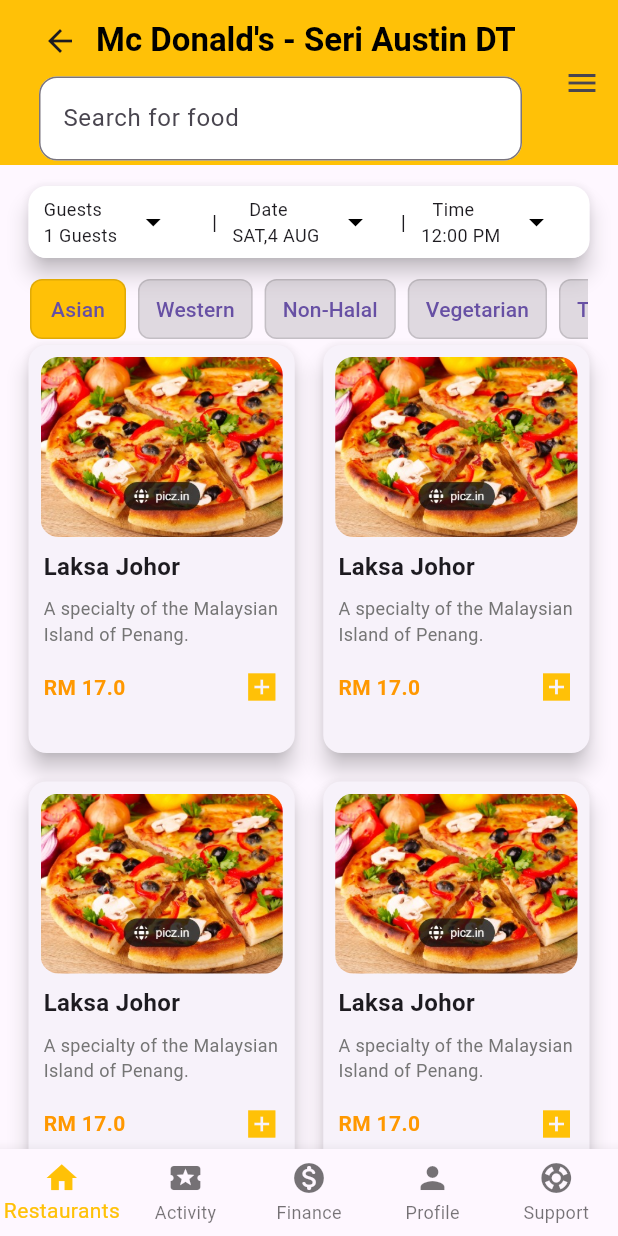
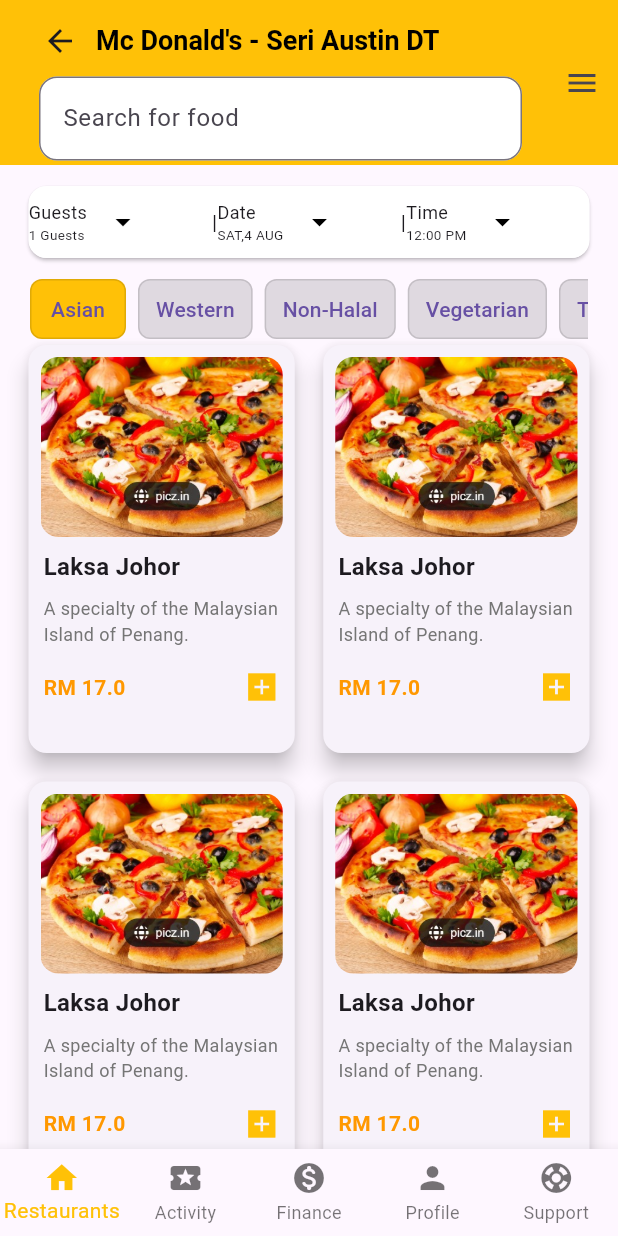
Before and after one commit to safwan119/Resto-app-for-practise, a Flutter app: the MenuScreen screen opened directly, on a phone screen of 412 x 824 dp. Run offline on Flutter 3.47's test engine with Material 3 defaults, Android fonts, the phone set to English and light mode, and no system bars; our stand-ins replace firebase_auth, firebase_core, firebase_database, flutter_dotenv, flutter_rating, fluttertoast and 2 more; accounts and stored records are empty.

Commit message:
Responsiveness this file

```diff
--- a/lib/asian_food_menu/asian_menu.dart
+++ b/lib/asian_food_menu/asian_menu.dart
@@ -90,7 +90,6 @@ class _MenuScreenState extends State<MenuScreen> {
       ).toList();
     });
   }
-
   Widget build(BuildContext context) {
     return Scaffold(
       appBar: AppBar(
@@ -105,10 +104,12 @@ class _MenuScreenState extends State<MenuScreen> {
                 IconButton(onPressed: (){
                   Navigator.pop(context);
                 }, icon: Icon(Icons.arrow_back_outlined)),
-                Text("Mc Donald's - Seri Austin DT", style: TextStyle(
-                    color: Colors.black,
-                    fontWeight: FontWeight.bold,
-                    fontSize: 22),overflow: TextOverflow.ellipsis,
+                Expanded(
+                  child: Text("Mc Donald's - Seri Austin DT", style: TextStyle(
+                      color: Colors.black,
+                      fontWeight: FontWeight.bold,
+                      fontSize: 18),overflow: TextOverflow.ellipsis,
+                  ),
                 ),
               ],
             ),
--- a/lib/deletAcc.dart
+++ b/lib/deletAcc.dart
@@ -78,7 +78,7 @@ class _DeleteAccountState extends State<DeleteAccount> {
               ),
             ),
             Container(
-              width: 150,
+              width: 170,
               height: 25,
               decoration: BoxDecoration(
                 color: Colors.black,
@@ -121,7 +121,7 @@ class _DeleteAccountState extends State<DeleteAccount> {
             Padding(
               padding: const EdgeInsets.symmetric(horizontal: 20),
               child: Align(alignment: Alignment.centerLeft,
-                  child: Text("Enter your password",style: TextStyle(color: Colors.black,fontSize: 39,fontWeight: FontWeight.bold),)),
+                  child: Text("Enter your password",style: TextStyle(color: Colors.black,fontSize: 30,fontWeight: FontWeight.bold),)),
             ),
             SizedBox(height: 30,),
             Padding(
--- a/lib/main.dart
+++ b/lib/main.dart
@@ -46,7 +46,7 @@ class MyApp extends StatelessWidget {
       title: "Flutter application",
       debugShowCheckedModeBanner: false,
       theme: ThemeData(primarySwatch: Colors.amber),
-      home: SearchPicture(),
+      home: SplashScreen(),
     );
   }
 }
@@ -116,7 +116,7 @@ class _RestoAppState extends State<RestoApp> {
                 ),
                 Container(height: 0),
                 Container(
-                  width: 150,
+                  width: 170,
                   height: 30,
                   decoration: BoxDecoration(
                     color: Colors.black,
--- a/lib/review.dart
+++ b/lib/review.dart
@@ -35,7 +35,7 @@ class _ReviewProductsState extends State<ReviewProducts> {
               ),
             ),
             Container(
-              width: 150,
+              width: 170,
               height: 25,
               decoration: BoxDecoration(
                 color: Colors.black,
--- a/lib/signUp1.dart
+++ b/lib/signUp1.dart
@@ -79,7 +79,7 @@ class _SignUpState extends State<SignUp> {
               ),
             ),
             Container(
-              width: 150,
+              width: 170,
               height: 25,
               // color: Colors.black,
               decoration: BoxDecoration(
--- a/lib/time_date_card/time_date_card.dart
+++ b/lib/time_date_card/time_date_card.dart
@@ -6,7 +6,6 @@ class TimeDateCard extends StatefulWidget {
   @override
   State<TimeDateCard> createState() => _TimeDateCardState();
 }
-
 class _TimeDateCardState extends State<TimeDateCard> {
   String guestcount1 = "1";
   var guestno1 = TextEditingController();
@@ -15,7 +14,6 @@ class _TimeDateCardState extends State<TimeDateCard> {
   @override
   Widget build(BuildContext context) {
     return  Card(
-      elevation: 6,
       child: Container(
         width: double.infinity,
         decoration: BoxDecoration(
@@ -23,23 +21,26 @@ class _TimeDateCardState extends State<TimeDateCard> {
           borderRadius: BorderRadius.circular(12),
         ),
         child: Row(
+          mainAxisAlignment: MainAxisAlignment.spaceAround,
           children: [
-            Expanded(
+            Flexible(
+              flex: 1,
               child: Container(
                 child: Row(
                   children: [
+
                     Column(
+                      crossAxisAlignment: CrossAxisAlignment.start,
                       children: [
                         Text(
                           "Guests",
                           style: TextStyle(fontSize: 12),
                         ),
-                        Padding(
-                          padding: const EdgeInsets.only(left: 10),
-                          child: Text(
-                            "$guestcount1 Guests",
-                            style: TextStyle(fontSize: 12),
-                          ),
+                        Text(
+                          "$guestcount1 Guests",
+                          style: TextStyle(fontSize: 9),
+                          overflow: TextOverflow.ellipsis,
+                          maxLines: 1,
                         ),
                       ],
                     ),
@@ -89,19 +90,21 @@ class _TimeDateCardState extends State<TimeDateCard> {
             ),
 
             Text("|"),
-            Expanded(
+            Flexible(
+              flex: 1,
               child: Container(
                 child: Row(
                   children: [
                     Column(
+                      crossAxisAlignment: CrossAxisAlignment.start,
                       children: [
                         Text("Date", style: TextStyle(fontSize: 12)),
-                        Padding(
-                          padding: const EdgeInsets.only(left: 10),
-                          child: Text(
-                              selectedDate == null ? 'SAT,4 AUG' : DateFormat('EEE,d MMM').format(selectedDate!),style: TextStyle(fontSize: 12),overflow: TextOverflow.ellipsis,
-                          ),
+                        Text(
+                            selectedDate == null ? 'SAT,4 AUG' : DateFormat('EEE,d MMM').format(selectedDate!),style: TextStyle(fontSize: 9),overflow: TextOverflow.ellipsis,
+                          maxLines: 2,
+                          softWrap: true,
                         ),
+
                       ],
                     ),
                     IconButton(
@@ -127,19 +130,19 @@ class _TimeDateCardState extends State<TimeDateCard> {
               ),
             ),
             Text("|"),
-            Expanded(
+            Flexible(
+              flex: 1,
               child: Container(
                 child: Row(
                   children: [
                     Column(
+                      crossAxisAlignment: CrossAxisAlignment.start,
                       children: [
                         Text("Time", style: TextStyle(fontSize: 12)),
-                        Padding(
-                          padding: const EdgeInsets.only(left: 10),
-                          child: Text(
-                            selectedtime == null ? '12:00 PM' : DateFormat('hh:mm a').format(DateTime(0,0,0, selectedtime!.hour, selectedtime!.minute)),
-                            style: TextStyle(fontSize: 12),
-                          ),
+                        Text(
+                          selectedtime == null ? '12:00 PM' : DateFormat('hh:mm a').format(DateTime(0,0,0, selectedtime!.hour, selectedtime!.minute)),
+                          style: TextStyle(fontSize: 9),
+                          overflow: TextOverflow.ellipsis,
                         ),
                       ],
                     ),
```
Also changed, not shown: lib/bkTabl.dart (+19 -12 lines), lib/bottom_navigator/bottom_navigator_bar.dart (+6 -6 lines), lib/foodPic.dart (+12 -4 lines), lib/forPass.dart (+2 -8 lines), lib/searchPic.dart (+8 -10 lines), lib/seperateImagfood.dart (+17 -10 lines), lib/tabBar.dart (+13 -3 lines).
